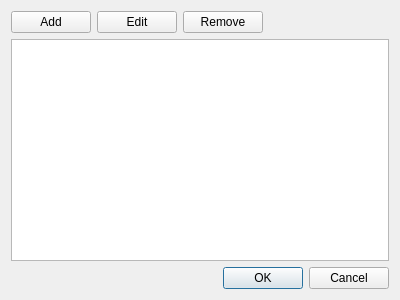
Above: Azenqos/custom_table_dialog.ui from meritechsolutions/azenqos_qgis_plugin before the change. Below: the same form after it.
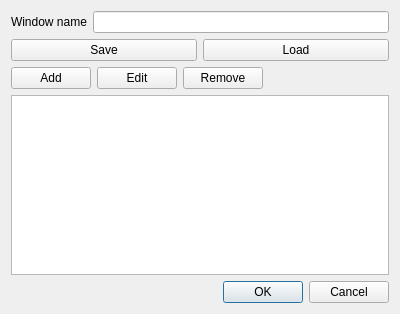
That is the form after the change.

Commit message: add custom window can select merge method

Patch:
```diff
--- a/Azenqos/custom_table_dialog.ui
+++ b/Azenqos/custom_table_dialog.ui
@@ -7,7 +7,7 @@
     <x>0</x>
     <y>0</y>
     <width>400</width>
-    <height>300</height>
+    <height>314</height>
    </rect>
   </property>
   <property name="windowTitle">
@@ -16,6 +16,38 @@
   <layout class="QVBoxLayout" name="verticalLayout_2">
    <item>
     <layout class="QVBoxLayout" name="verticalLayout">
+     <item>
+      <layout class="QHBoxLayout" name="horizontalLayout_2">
+       <item>
+        <widget class="QLabel" name="windowNameLabel">
+         <property name="text">
+          <string>Window name</string>
+         </property>
+        </widget>
+       </item>
+       <item>
+        <widget class="QLineEdit" name="windowNameLineEdit"/>
+       </item>
+      </layout>
+     </item>
+     <item>
+      <layout class="QHBoxLayout" name="horizontalLayout_3">
+       <item>
+        <widget class="QPushButton" name="saveButton">
+         <property name="text">
+          <string>Save</string>
+         </property>
+        </widget>
+       </item>
+       <item>
+        <widget class="QPushButton" name="loadButton">
+         <property name="text">
+          <string>Load</string>
+         </property>
+        </widget>
+       </item>
+      </layout>
+     </item>
      <item>
       <layout class="QHBoxLayout" name="horizontalLayout">
        <item>
```
The commit also changes 5 other files.
